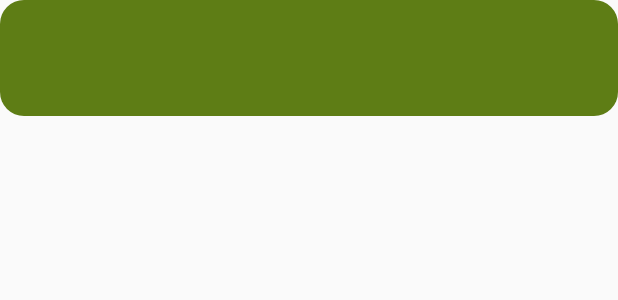
After one commit to Anolan19/ycphack2018, an Android app: the layout listitem.xml on its own in the app's theme, with its tools: preview values and no code run, on a phone screen of 412 x 824 dp. The commit adds this screen. Shown: the top 300 px of the screen. Run offline under Robolectric (Android 15) with nearby library versions, the phone set to English and light mode, and no system bars.

Commit message:
procedurial add

```diff
--- a/project/app/src/main/AndroidManifest.xml
+++ b/project/app/src/main/AndroidManifest.xml
@@ -16,7 +16,7 @@
                 <category android:name="android.intent.category.LAUNCHER" />
             </intent-filter>
         </activity>
-        <activity android:name=".searchprojects"></activity>
+        <activity android:name=".searchprojectsActivity"></activity>
     </application>
 
 </manifest>
--- /dev/null
+++ b/project/app/src/main/res/drawable/list_background.xml
@@ -0,0 +1,6 @@
+<?xml version="1.0" encoding="UTF-8"?>
+<shape xmlns:android="http://schemas.android.com/apk/res/android"
+    android:shape="rectangle">
+    <solid android:color="@color/colorPrimaryDark" />
+    <corners android:radius="16dp" />
+</shape>
--- a/project/app/src/main/res/layout/createaccount.xml
+++ b/project/app/src/main/res/layout/createaccount.xml
@@ -69,4 +69,7 @@
         android:text="Create Account"
         tools:layout_editor_absoluteX="194dp"
         tools:layout_editor_absoluteY="375dp" />
+
+
+
 </android.support.constraint.ConstraintLayout>
--- /dev/null
+++ b/project/app/src/main/res/layout/listitem.xml
@@ -0,0 +1,11 @@
+<?xml version="1.0" encoding="utf-8"?>
+<TextView xmlns:android="http://schemas.android.com/apk/res/android"
+    android:id="@+id/text"
+    android:layout_width="match_parent"
+    android:layout_height="wrap_content"
+    android:gravity="center"
+    android:padding="16dp"
+    android:background="@drawable/list_background"
+    android:textAppearance="@android:style/TextAppearance.Material.Display1"
+    >
+</TextView>
```
Also changed, not shown: project/app/src/main/java/com/example/a/ycphack2018/listviewadapter.java (added, +52 -0 lines), project/app/src/main/java/com/example/a/ycphack2018/searchprojectsActivity.java (renamed from project/app/src/main/java/com/example/a/ycphack2018/searchprojects.java, +11 -5 lines), project/app/src/main/res/layout/searchprojects.xml (+12 -2 lines).
